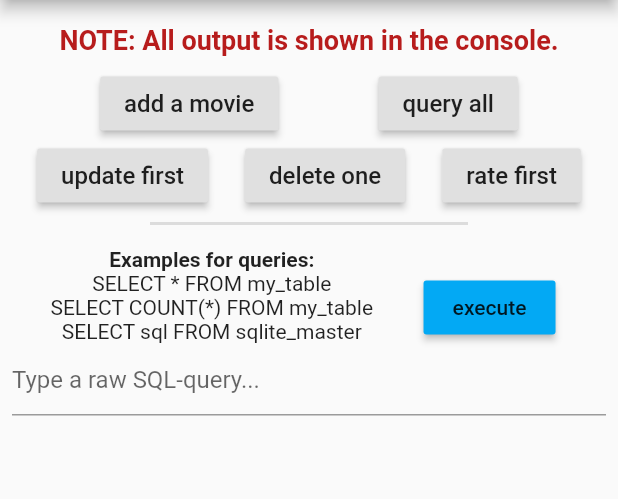
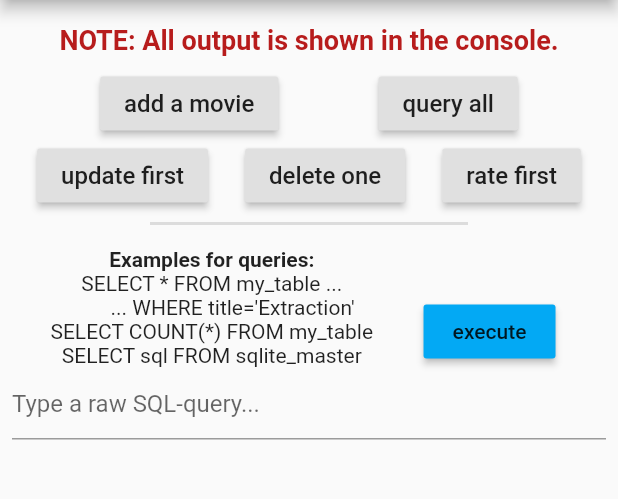
Before and after one commit to AndiSwiss/sqflite_demo_app, a Flutter app: the screen it shows after launch, on a phone screen of 412 x 824 dp, the part 84-583 px from its top. Run offline on Flutter 3.47's test engine with Material 2 defaults, Android fonts, the phone set to English and light mode, and no system bars; our stand-ins replace sqflite; accounts and stored records are empty.

```diff
--- a/lib/raw_query.dart
+++ b/lib/raw_query.dart
@@ -35,7 +35,8 @@ class _RawQueryState extends State<RawQuery> {
                   ),
                   Text(
                     '''
-SELECT * FROM my_table
+SELECT * FROM my_table ...
+        ... WHERE title='Extraction'
 SELECT COUNT(*) FROM my_table
 SELECT sql FROM sqlite_master''',
                     textAlign: TextAlign.center,
```
Also changed, not shown: documentation/app-screenshot.png, documentation/app-screenshot_small.png.
